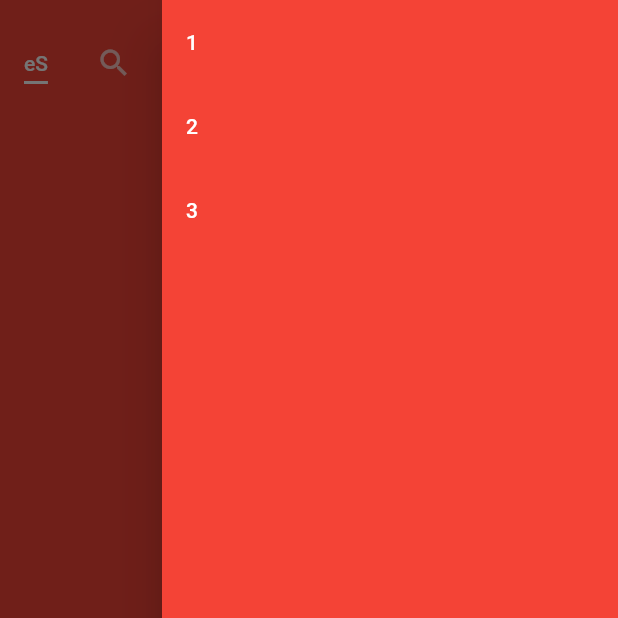
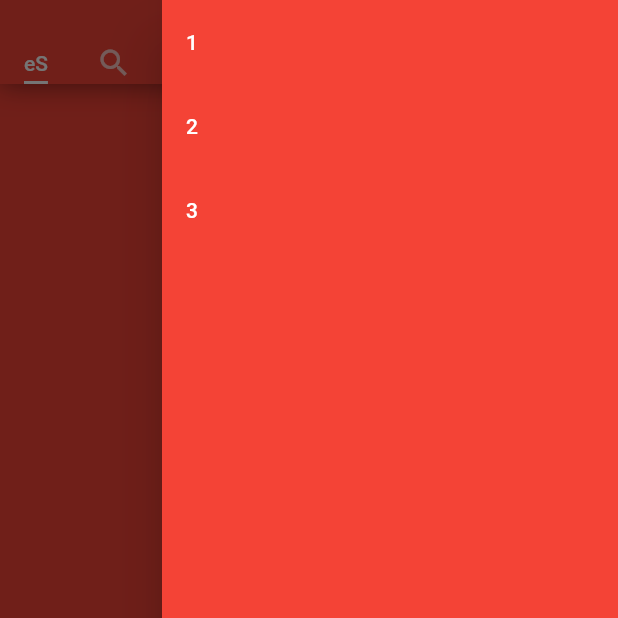
Before and after one commit to miyokidev/eshop-flutter, a Flutter app: the HomePage screen opened directly, with the side drawer open, on a phone screen of 412 x 824 dp, the top half of it. Run offline on Flutter 3.47's test engine with Material 2 defaults, Android fonts, the phone set to English and light mode, and no system bars; our stand-ins replace shared_preferences; accounts and stored records are empty.

```diff
--- a/lib/main.dart
+++ b/lib/main.dart
@@ -2,6 +2,7 @@ import 'package:flutter/material.dart';
 import 'package:flutter_eshop_app/views/pages/device_preferences_page.dart';
 import 'package:flutter_eshop_app/views/pages/home_page.dart';
 import 'package:shared_preferences/shared_preferences.dart';
+import 'package:flutter_eshop_app/models/screen_sizes.dart';
 
 void main() => runApp(MaterialApp(
       debugShowCheckedModeBanner: false,
@@ -27,6 +28,7 @@ class _MyApp extends State<MyApp> {
 
   @override
   Widget build(BuildContext context) {
+    final data = MediaQuery.of(context);
     return Scaffold(
       backgroundColor: Colors.red,
       body: FutureBuilder(
@@ -48,7 +50,7 @@ class _MyApp extends State<MyApp> {
                             Text("eShop",
                                 style: TextStyle(
                                     fontWeight: FontWeight.bold,
-                                    fontSize: 64,
+                                    fontSize: data.size.width * 64 / OPP7ScreenWidth,
                                     color: Colors.white))
                           ],
                         )),
--- a/lib/views/pages/home_page.dart
+++ b/lib/views/pages/home_page.dart
@@ -26,9 +26,9 @@ class _HomePageState extends State<HomePage> {
           data: Theme.of(context).copyWith(
             canvasColor: Colors.red,
             textTheme: TextTheme(
-              headline1: TextStyle(fontSize: 72.0, fontWeight: FontWeight.bold, color: Colors.white),
-              headline6: TextStyle(fontSize: 36.0, fontStyle: FontStyle.italic, color: Colors.white),
-              bodyText2: TextStyle(fontSize: 14.0, fontFamily: 'Hind', color: Colors.white),
+              headline1: TextStyle(fontSize: data.size.width * 72.0 / OPP7ScreenWidth, fontWeight: FontWeight.bold, color: Colors.white),
+              headline6: TextStyle(fontSize: data.size.width * 36.0 / OPP7ScreenWidth, fontStyle: FontStyle.italic, color: Colors.white),
+              bodyText2: TextStyle(fontSize: data.size.width * 14.0 / OPP7ScreenWidth, fontFamily: 'Hind', color: Colors.white),
             ),
             ),
           child: Drawer(
@@ -65,9 +65,19 @@ class _HomePageState extends State<HomePage> {
         appBar: PreferredSize(
       preferredSize: Size.fromHeight(kToolbarHeight),
       child: Container(
-        color: Colors.red,
+        decoration: BoxDecoration(
+          color: Colors.red,
+          boxShadow: <BoxShadow>[
+            BoxShadow(
+                color: Colors.black54,
+                blurRadius: 15.0,
+                offset: Offset(0.0, 0.30)
+            )
+          ],
+      ),
         child: SafeArea(
           child: Column(
+            mainAxisAlignment: MainAxisAlignment.center,
             children: [
               Expanded(child: Container()),
               Row(
```
